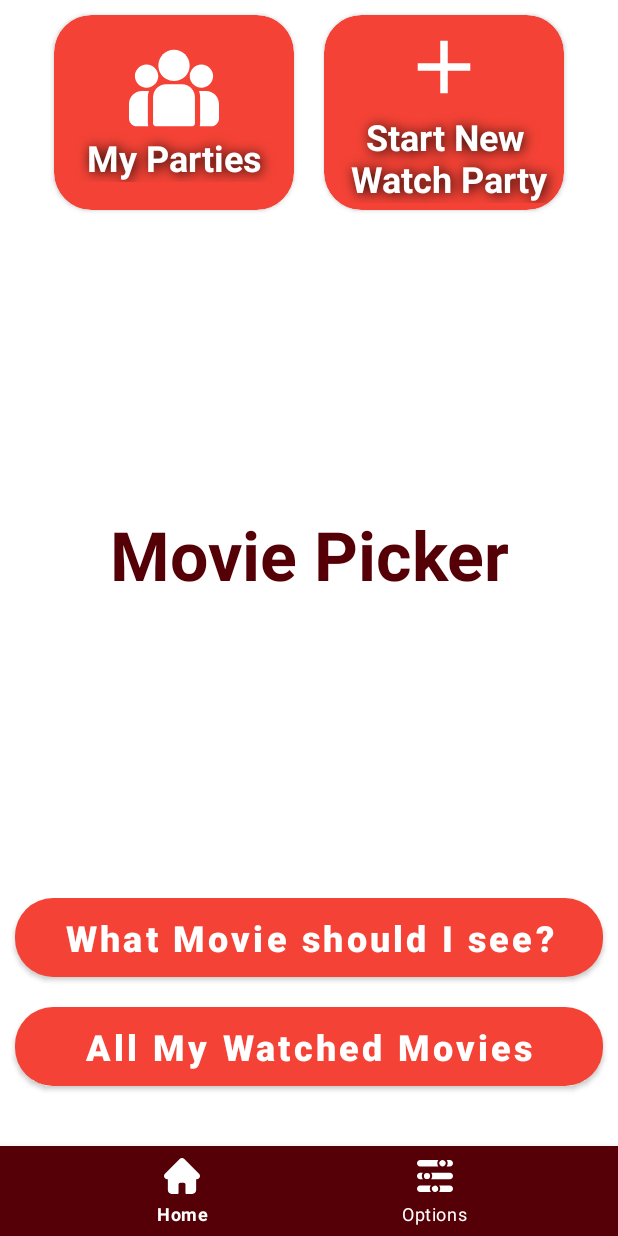
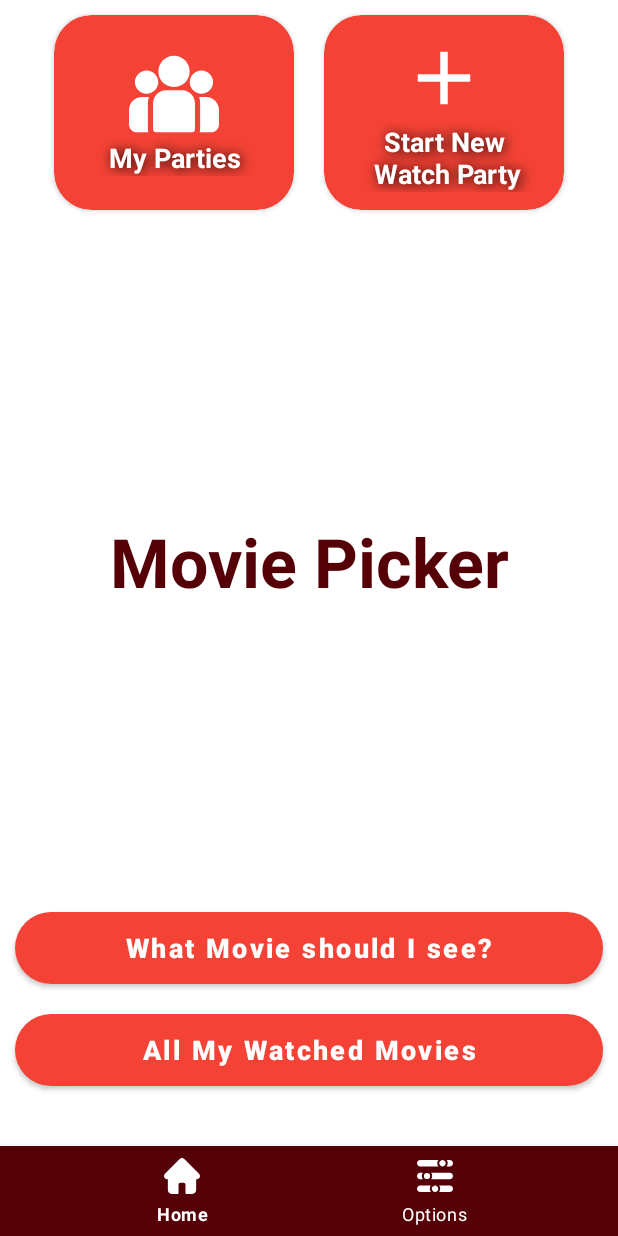
Before and after one commit to CristinaRacovita/final-project, an Android app: the HomeFragment screen opened directly, with no data from a screen before it, on a phone screen of 412 x 824 dp. Run offline under Robolectric (Android 15) with nearby library versions, the phone set to English and light mode, and no system bars; our stand-ins replace data binding; network calls fail.

Commit message:
diminutioned text size

```diff
--- a/app/src/main/res/layout/fragment_home.xml
+++ b/app/src/main/res/layout/fragment_home.xml
@@ -42,7 +42,7 @@
                 android:shadowRadius="10"
                 android:text="@string/my_parties"
                 android:textColor="@color/white"
-                android:textSize="@dimen/title_size"
+                android:textSize="@dimen/text_size"
                 android:textStyle="bold" />
 
         </LinearLayout>
@@ -86,7 +86,7 @@
                 android:shadowRadius="10"
                 android:text="@string/start_new_n_watch_party"
                 android:textColor="@color/white"
-                android:textSize="@dimen/title_size"
+                android:textSize="@dimen/text_size"
                 android:textStyle="bold" />
 
         </LinearLayout>
@@ -118,7 +118,7 @@
         android:text="@string/what_movie_should_i_see_next"
         android:textAllCaps="false"
         android:textColor="@color/white"
-        android:textSize="@dimen/title_size"
+        android:textSize="@dimen/text_size"
         android:textStyle="bold"
         app:layout_constraintBottom_toTopOf="@id/all_movies_button"
         app:layout_constraintEnd_toEndOf="@id/all_movies_button"
@@ -136,7 +136,7 @@
         android:text="@string/all_my_watched_movies"
         android:textAllCaps="false"
         android:textColor="@color/white"
-        android:textSize="@dimen/title_size"
+        android:textSize="@dimen/text_size"
         android:textStyle="bold"
         app:layout_constraintBottom_toBottomOf="parent"
 
```
